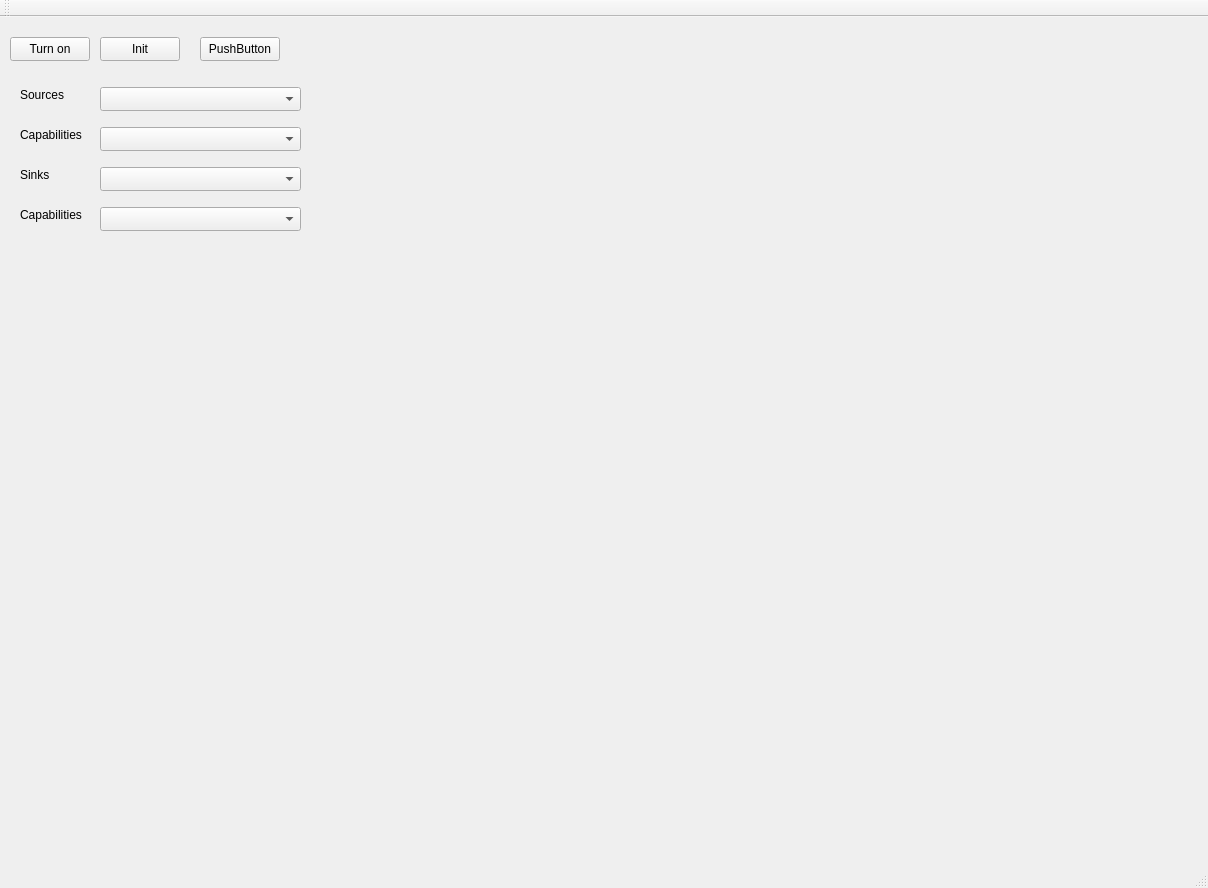
ahr2042/Concept-A, file concept_A/GuiMediaFusion/GuiMediaFusion.ui: the form before one commit.
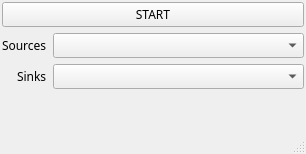
The form after the commit.

Commit message: - initial gui for source and sinks seleciton

The edit to the form file:
```diff
--- a/concept_A/GuiMediaFusion/GuiMediaFusion.ui
+++ b/concept_A/GuiMediaFusion/GuiMediaFusion.ui
@@ -6,165 +6,132 @@
    <rect>
     <x>0</x>
     <y>0</y>
-    <width>1208</width>
-    <height>888</height>
+    <width>306</width>
+    <height>154</height>
    </rect>
   </property>
   <property name="windowTitle">
    <string>GuiMediaFusion</string>
   </property>
+  <property name="styleSheet">
+   <string notr="true"/>
+  </property>
   <widget class="QWidget" name="centralWidget">
-   <widget class="QWidget" name="widget" native="true">
-    <property name="geometry">
-     <rect>
-      <x>0</x>
-      <y>0</y>
-      <width>1201</width>
-      <height>851</height>
-     </rect>
+   <layout class="QHBoxLayout" name="horizontalLayout_2">
+    <property name="leftMargin">
+     <number>2</number>
     </property>
-    <widget class="QWidget" name="widget_2" native="true">
-     <property name="geometry">
-      <rect>
-       <x>0</x>
-       <y>0</y>
-       <width>381</width>
-       <height>841</height>
-      </rect>
-     </property>
-     <widget class="QPushButton" name="turnOnPushButton">
-      <property name="geometry">
-       <rect>
-        <x>10</x>
-        <y>20</y>
-        <width>80</width>
-        <height>24</height>
-       </rect>
-      </property>
-      <property name="text">
-       <string>Turn on</string>
-      </property>
+    <property name="topMargin">
+     <number>2</number>
+    </property>
+    <property name="rightMargin">
+     <number>2</number>
+    </property>
+    <property name="bottomMargin">
+     <number>2</number>
+    </property>
+    <item>
+     <widget class="QWidget" name="widget" native="true">
+      <layout class="QHBoxLayout" name="horizontalLayout_3">
+       <property name="leftMargin">
+        <number>0</number>
+       </property>
+       <property name="topMargin">
+        <number>0</number>
+       </property>
+       <property name="rightMargin">
+        <number>0</number>
+       </property>
+       <property name="bottomMargin">
+        <number>0</number>
+       </property>
+       <item>
+        <widget class="QWidget" name="widget_2" native="true">
+         <layout class="QVBoxLayout" name="verticalLayout">
+          <property name="leftMargin">
+           <number>0</number>
+          </property>
+          <property name="topMargin">
+           <number>0</number>
+          </property>
+          <property name="rightMargin">
+           <number>0</number>
+          </property>
+          <property name="bottomMargin">
+           <number>0</number>
+          </property>
+          <item>
+           <layout class="QHBoxLayout" name="horizontalLayout">
+            <item>
+             <widget class="QPushButton" name="turnOnPushButton">
+              <property name="font">
+               <font>
+                <family>Segoe Script</family>
+               </font>
+              </property>
+              <property name="text">
+               <string>START</string>
+              </property>
+             </widget>
+            </item>
+           </layout>
+          </item>
+          <item>
+           <layout class="QFormLayout" name="formLayout">
+            <property name="labelAlignment">
+             <set>Qt::AlignmentFlag::AlignRight|Qt::AlignmentFlag::AlignTrailing|Qt::AlignmentFlag::AlignVCenter</set>
+            </property>
+            <item row="0" column="0">
+             <widget class="QLabel" name="sourcesLabel">
+              <property name="font">
+               <font>
+                <family>Segoe Script</family>
+               </font>
+              </property>
+              <property name="text">
+               <string>Sources</string>
+              </property>
+             </widget>
+            </item>
+            <item row="0" column="1">
+             <widget class="QComboBox" name="sourcesCombobox">
+              <property name="font">
+               <font>
+                <family>Segoe Script</family>
+               </font>
+              </property>
+             </widget>
+            </item>
+            <item row="1" column="0">
+             <widget class="QLabel" name="sinksLabel">
+              <property name="font">
+               <font>
+                <family>Segoe Script</family>
+               </font>
+              </property>
+              <property name="text">
+               <string>Sinks</string>
+              </property>
+             </widget>
+            </item>
+            <item row="1" column="1">
+             <widget class="QComboBox" name="sinksComboBox">
+              <property name="font">
+               <font>
+                <family>Segoe Script</family>
+               </font>
+              </property>
+             </widget>
+            </item>
+           </layout>
+          </item>
+         </layout>
+        </widget>
+       </item>
+      </layout>
      </widget>
-     <widget class="QPushButton" name="initPushButton">
-      <property name="geometry">
-       <rect>
-        <x>100</x>
-        <y>20</y>
-        <width>80</width>
-        <height>24</height>
-       </rect>
-      </property>
-      <property name="text">
-       <string>Init</string>
-      </property>
-     </widget>
-     <widget class="QPushButton" name="pushButton_3">
-      <property name="geometry">
-       <rect>
-        <x>200</x>
-        <y>20</y>
-        <width>80</width>
-        <height>24</height>
-       </rect>
-      </property>
-      <property name="text">
-       <string>PushButton</string>
-      </property>
-     </widget>
-     <widget class="QComboBox" name="sourcesCombobox">
-      <property name="geometry">
-       <rect>
-        <x>100</x>
-        <y>70</y>
-        <width>201</width>
-        <height>24</height>
-       </rect>
-      </property>
-     </widget>
-     <widget class="QComboBox" name="sourceCapsComboBox">
-      <property name="geometry">
-       <rect>
-        <x>100</x>
-        <y>110</y>
-        <width>201</width>
-        <height>24</height>
-       </rect>
-      </property>
-     </widget>
-     <widget class="QLabel" name="sourcesLabel">
-      <property name="geometry">
-       <rect>
-        <x>20</x>
-        <y>70</y>
-        <width>49</width>
-        <height>16</height>
-       </rect>
-      </property>
-      <property name="text">
-       <string>Sources</string>
-      </property>
-     </widget>
-     <widget class="QLabel" name="sourceCapsLabel">
-      <property name="geometry">
-       <rect>
-        <x>20</x>
-        <y>110</y>
-        <width>71</width>
-        <height>16</height>
-       </rect>
-      </property>
-      <property name="text">
-       <string>Capabilities</string>
-      </property>
-     </widget>
-     <widget class="QComboBox" name="sinksComboBox">
-      <property name="geometry">
-       <rect>
-        <x>100</x>
-        <y>150</y>
-        <width>201</width>
-        <height>24</height>
-       </rect>
-      </property>
-     </widget>
-     <widget class="QComboBox" name="sinkCapsComboBox">
-      <property name="geometry">
-       <rect>
-        <x>100</x>
-        <y>190</y>
-        <width>201</width>
-        <height>24</height>
-       </rect>
-      </property>
-     </widget>
-     <widget class="QLabel" name="sinksLabel">
-      <property name="geometry">
-       <rect>
-        <x>20</x>
-        <y>150</y>
-        <width>49</width>
-        <height>16</height>
-       </rect>
-      </property>
-      <property name="text">
-       <string>Sinks</string>
-      </property>
-     </widget>
-     <widget class="QLabel" name="sinkCapsLabel">
-      <property name="geometry">
-       <rect>
-        <x>20</x>
-        <y>190</y>
-        <width>71</width>
-        <height>16</height>
-       </rect>
-      </property>
-      <property name="text">
-       <string>Capabilities</string>
-      </property>
-     </widget>
-    </widget>
-   </widget>
+    </item>
+   </layout>
   </widget>
   <widget class="QMenuBar" name="menuBar">
    <property name="geometry">
@@ -176,13 +143,12 @@
     </rect>
    </property>
   </widget>
-  <widget class="QToolBar" name="mainToolBar">
-   <attribute name="toolBarArea">
-    <enum>TopToolBarArea</enum>
-   </attribute>
-   <attribute name="toolBarBreak">
-    <bool>false</bool>
-   </attribute>
+  <widget class="QStatusBar" name="statusBar">
+   <property name="font">
+    <font>
+     <family>Segoe Script</family>
+    </font>
+   </property>
   </widget>
   <widget class="QStatusBar" name="statusBar"/>
  </widget>
```
Left out of the diff: 35 changed lines with no effect on the pictures. The commit also changes 3 other files.
